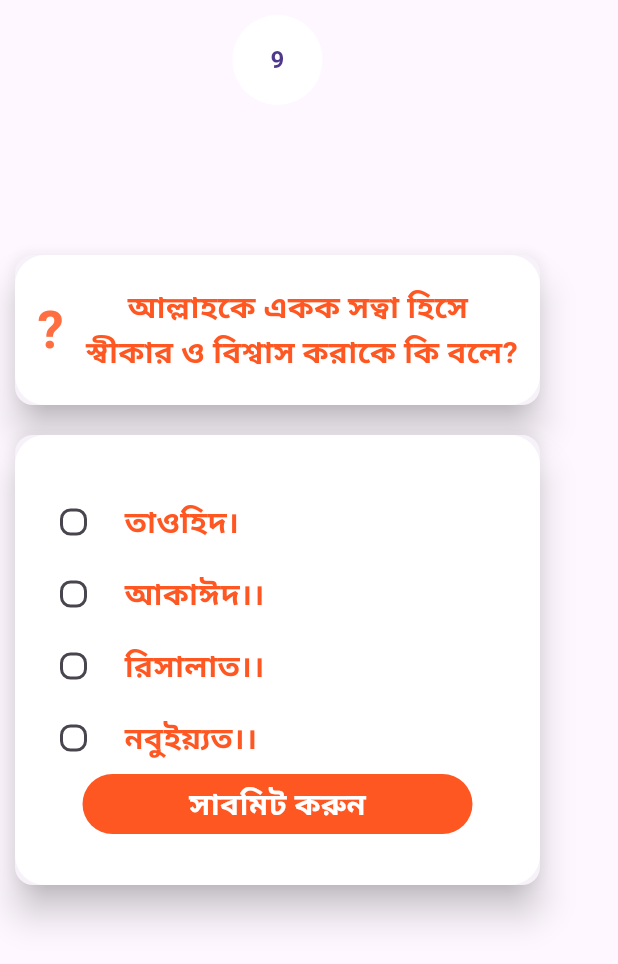
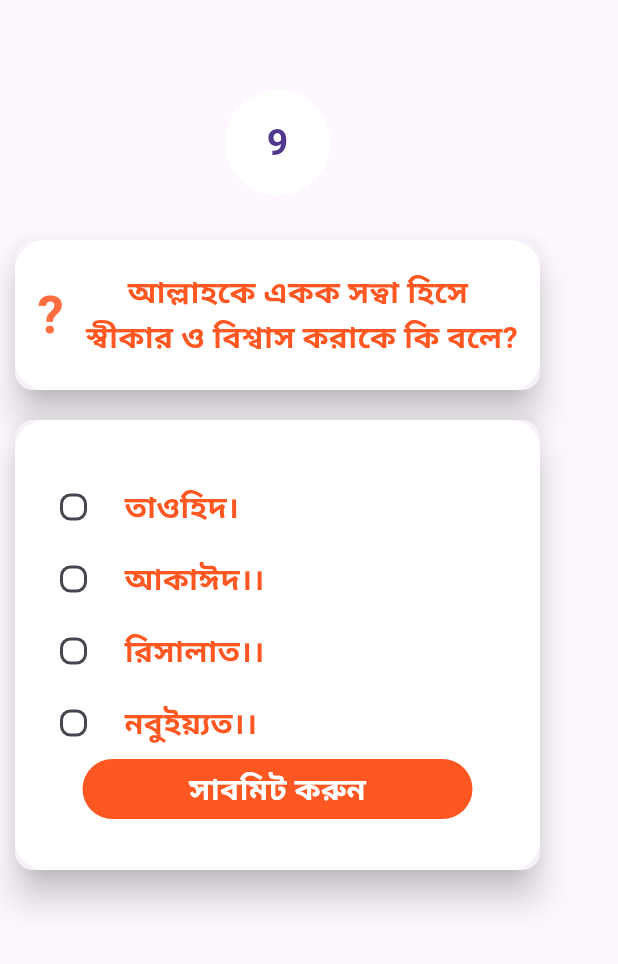
Before and after one commit to rifatalam26/quize_app, a Flutter app: the QuestionPage1 screen opened directly, on a phone screen of 412 x 824 dp. Shown: the top 964 px of the screen. Run offline on Flutter 3.47's test engine with Material 3 defaults, Android fonts, the phone set to English and light mode, and no system bars; our stand-ins replace get.

Commit message:
custom circle avatar

```diff
--- /dev/null
+++ b/lib/View/Custom Circle/custom_circleavater.dart
@@ -0,0 +1,23 @@
+import 'package:flutter/cupertino.dart';
+import 'package:flutter/material.dart';
+
+class CustomCircleAvater extends StatelessWidget {
+  const CustomCircleAvater({
+    super.key,
+    required this.counter_seconds,
+  });
+
+  final int counter_seconds;
+
+  @override
+  Widget build(BuildContext context) {
+    return CircleAvatar(
+      radius: 35,
+      backgroundColor: Colors.white,
+      child: Text(
+        "$counter_seconds",
+        style: TextStyle(fontWeight: FontWeight.bold,fontSize: 25),
+      ),
+    );
+  }
+}
--- a/lib/View/question_page1.dart
+++ b/lib/View/question_page1.dart
@@ -2,6 +2,8 @@ import 'package:flutter/cupertino.dart';
 import 'package:flutter/material.dart';
 import 'package:quize_app/View/Splash%20screen/splash_screen3.dart';
 import 'package:quize_app/View/question_page2.dart';
+
+import 'Custom Circle/custom_circleavater.dart';
 
 class QuestionPage1 extends StatefulWidget {
   const QuestionPage1({super.key});
@@ -29,7 +31,7 @@ class _QuestionPage1State extends State<QuestionPage1> {
         if (counter_seconds > 0) {
           counter_seconds--;
           setTimer();
-        }else{
+        } else {
           print("--------End--------");
           Navigator.push(context,
               MaterialPageRoute(builder: (context) => QuestionPage2()));
@@ -45,18 +47,14 @@ class _QuestionPage1State extends State<QuestionPage1> {
         body: Padding(
           padding: const EdgeInsets.all(10.0),
           child: Column(
+            mainAxisAlignment: MainAxisAlignment.start,
             children: [
-              //SizedBox(height: 50,),
-              CircleAvatar(
-                radius: 30,
-                backgroundColor: Colors.white,
-                child: Text(
-                  "$counter_seconds",
-                  style: TextStyle(fontWeight: FontWeight.bold),
-                ),
+              SizedBox(
+                height: 50,
               ),
+              CustomCircleAvater(counter_seconds: counter_seconds),
               Card(
-                margin: EdgeInsets.only(top: 100),
+                margin: EdgeInsets.only(top: 30),
                 elevation: 10,
                 shadowColor: Colors.black,
                 child: Container(
@@ -212,6 +210,7 @@ class _QuestionPage1State extends State<QuestionPage1> {
                         ),
                         InkWell(
                           onTap: () {
+                            counter_seconds = -1;
                             Navigator.push(
                                 context,
                                 MaterialPageRoute(
--- a/lib/main.dart
+++ b/lib/main.dart
@@ -18,7 +18,7 @@ class MyApp extends StatelessWidget {
   Widget build(BuildContext context) {
     return MaterialApp(
       debugShowCheckedModeBanner: false,
-      home: SplashScreen(),
+      home: QuestionPage1(),
     );
   }
 }
```
